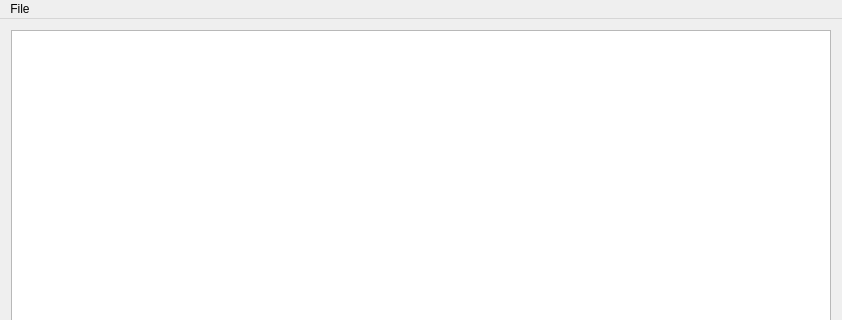
Old version of the form mainwindow.ui in the repository bigunclemax/Focus3IPCThemeEditor; both pictures show x 0 to 842 and y 0 to 320 of the 842 by 594 pixel window.
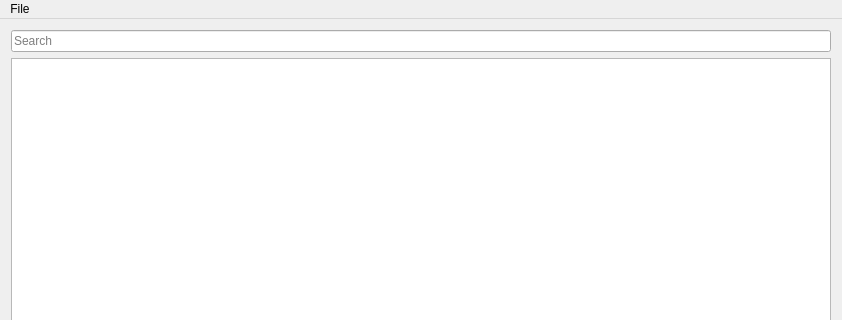
New version of the form.

Commit message: UI: add search field

What changed in the file:
```diff
--- a/mainwindow.ui
+++ b/mainwindow.ui
@@ -18,6 +18,18 @@
     <item>
      <layout class="QHBoxLayout" name="horizontalLayout">
       <item>
+       <layout class="QVBoxLayout" name="verticalLayout_2">
+        <item>
+         <widget class="QLineEdit" name="lineEdit_search">
+          <property name="maxLength">
+           <number>256</number>
+          </property>
+          <property name="placeholderText">
+           <string>Search</string>
+          </property>
+         </widget>
+        </item>
+        <item>
        <widget class="QListWidget" name="lw">
         <property name="sizePolicy">
          <sizepolicy hsizetype="Expanding" vsizetype="Expanding">
@@ -35,6 +47,8 @@
       </item>
      </layout>
     </item>
+     </layout>
+    </item>
     <item>
      <layout class="QHBoxLayout" name="horizontalLayout_2">
       <item>
```
Left out of the diff: 7 changed lines with no effect on the pictures. Lines whose indentation alone changed are shown as unchanged.
